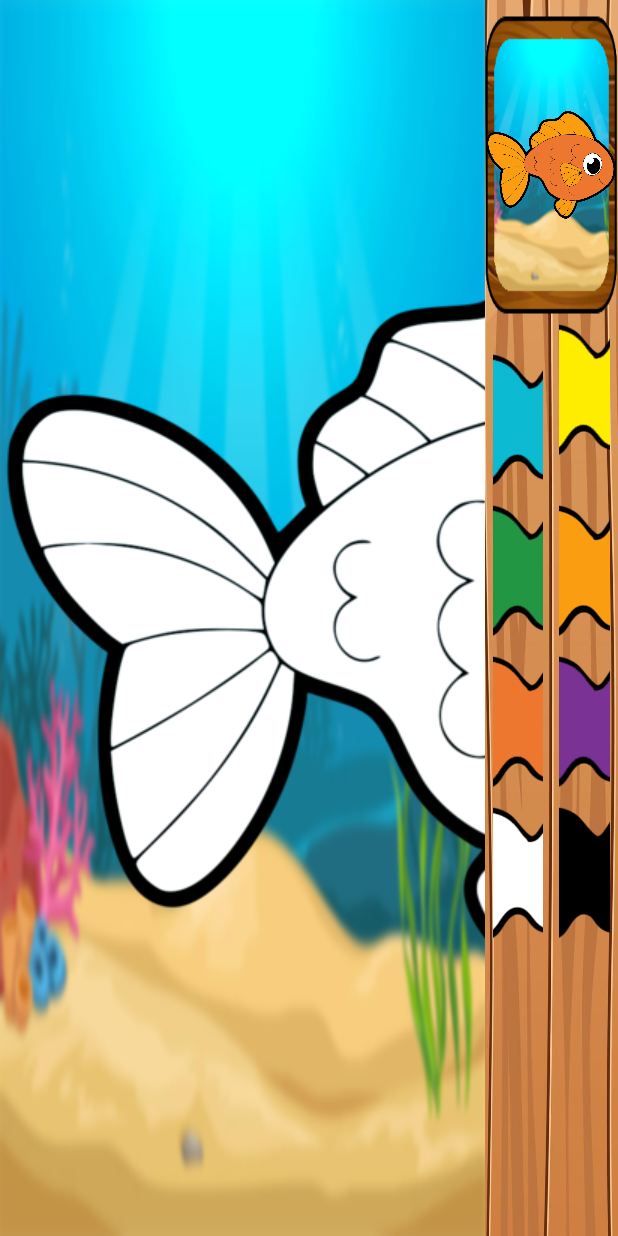
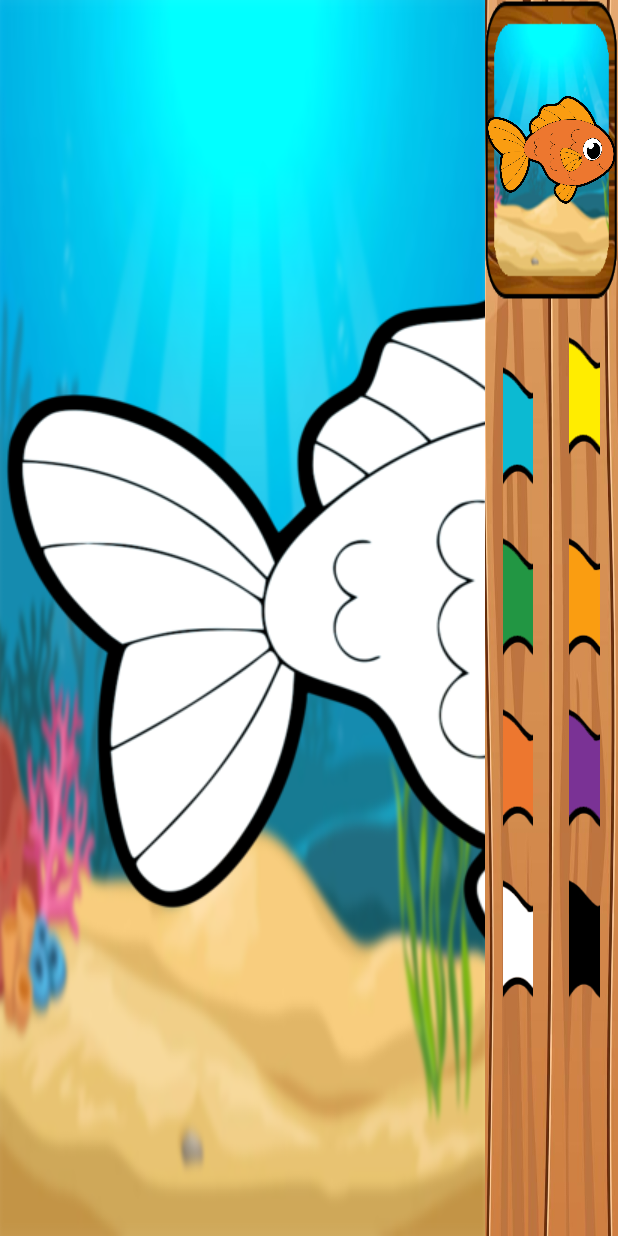
Before and after one commit to ManetesArtistes/coloring-pages, an Android app: the screen it shows after launch (ImageEditor), on a phone screen of 412 x 824 dp. Run offline under Robolectric (Android 15) with nearby library versions, the light colour scheme and no system bars.

Commit message:
center palette colors

```diff
--- a/app/src/main/res/layout/color_item.xml
+++ b/app/src/main/res/layout/color_item.xml
@@ -2,7 +2,7 @@
     android:layout_width="match_parent"
     android:layout_height="wrap_content"
     android:orientation="vertical"
-    android:padding="5dp"
+    android:padding="12dp"
 >
 
     <ImageView
--- a/app/src/main/res/layout/view_color_palette.xml
+++ b/app/src/main/res/layout/view_color_palette.xml
@@ -6,9 +6,8 @@
     >
     <LinearLayout
         android:id="@+id/bgColorPaletteImage"
-        android:layout_marginBottom="0dp"
+        android:layout_marginBottom="10dp"
         android:layout_width="match_parent"
-        android:layout_marginTop="10dp"
         android:layout_height="200dp">
         <ImageView
             android:id="@+id/colorPaletteImage"
@@ -22,5 +21,6 @@
         android:id="@+id/colorPaletteRecyclerView"
         android:layout_width="wrap_content"
         android:layout_height="wrap_content"
-        android:background="@android:color/transparent"/>
+        android:background="@android:color/transparent"
+        android:layout_gravity="center_horizontal"/>
 </LinearLayout>
```
